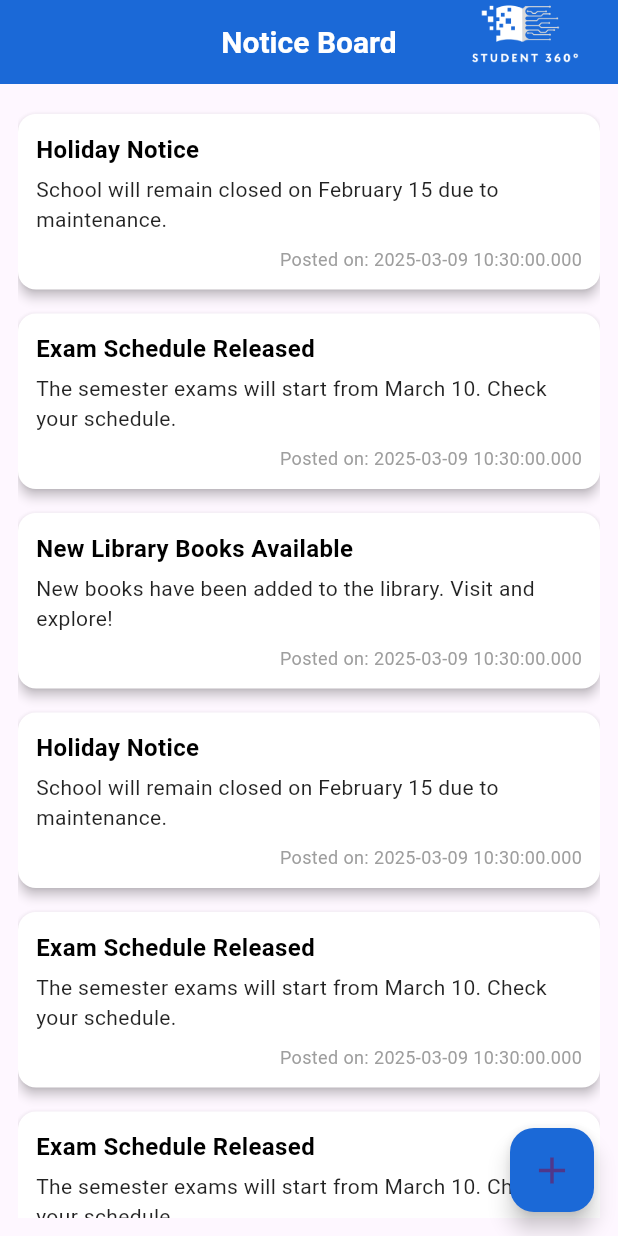
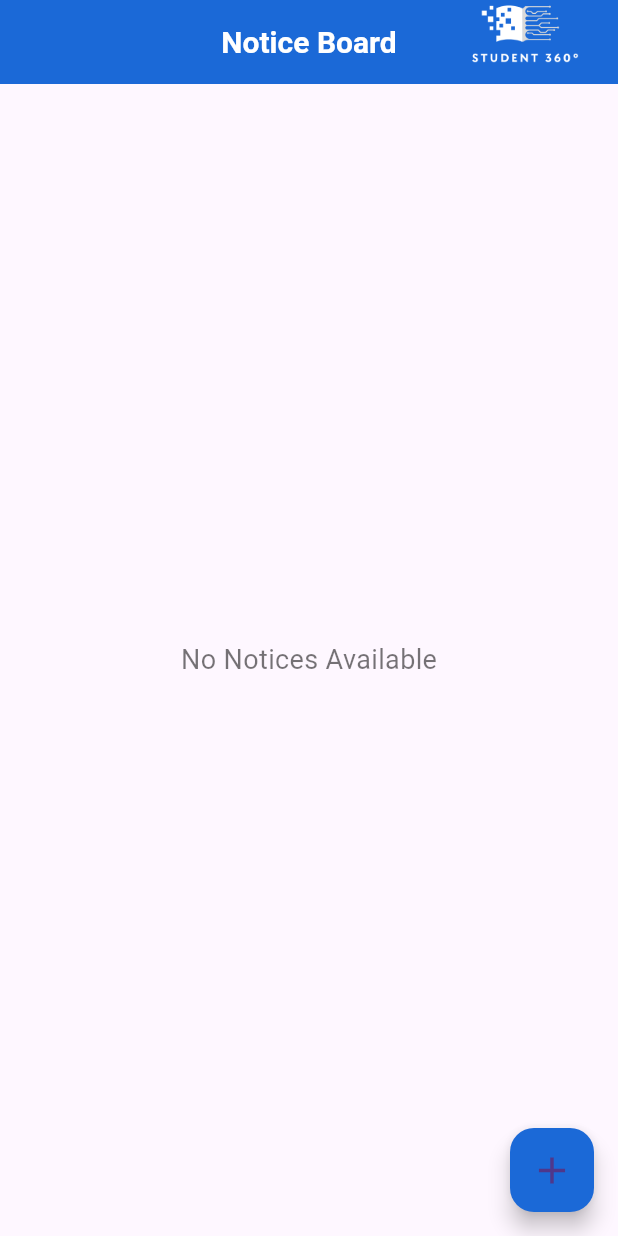
Before and after one commit to Dimath-Ranasinghe/Student_360, a Flutter app: the screen it shows after launch, on a phone screen of 412 x 824 dp. Run offline on Flutter 3.47's test engine with Material 3 defaults, Android fonts, the phone set to English and light mode, and no system bars.

Commit message:
Updated the base.dart file

```diff
--- a/lib/API/base.dart
+++ b/lib/API/base.dart
@@ -0,0 +1,12 @@
+import 'dart:convert';
+import 'package:http/http.dart' as http;
+import 'base_data.dart';
+
+Future<http.Response> getNotices() async {
+  String url = "${Base.getNotice}";
+  print("getDailySummary url: $url");
+  return await http.get(Uri.parse(url), headers: <String, String>{
+    'Content-Type': 'application/json; charset=UTF-8',
+
+  });
+}
--- a/lib/TeacherNoticeBoard/teacher_notice.dart
+++ b/lib/TeacherNoticeBoard/teacher_notice.dart
@@ -10,53 +10,20 @@ class TeacherNote{
     required this.content,
     required this.dateTime
   });
+  factory TeacherNote.fromJson(Map<String, dynamic> json){
+    return TeacherNote(
+      title: json["title"] ?? "",
+      content: json["content"] ?? "",
+      dateTime: DateTime.tryParse(json["date"] ?? "") ??
+          DateTime.now(),
+    );
+  }
+  Map<String, dynamic> toJson() {
+    return {
+      "title": title,
+      "content": content,
+    };
+  }
 
-  static List<TeacherNote> noticeList = [
-    TeacherNote(
-        title: "Exam Schedule Released",
-        content: "The semester exams will start from March 10. Check your schedule.",
-        dateTime: DateTime.now()
-    ),
-    TeacherNote(
-        title: "Holiday Notice",
-        content: "School will remain closed on February 15 due to maintenance.",
-        dateTime: DateTime.now()
-    ),
-    TeacherNote(
-        title: "New Library Books Available",
-        content: "New books have been added to the library. Visit and explore!",
-        dateTime: DateTime.now()
-    ),
-    TeacherNote(
-        title: "Exam Schedule Released",
-        content: "The semester exams will start from March 10. Check your schedule.",
-        dateTime: DateTime.now()
-    ),
-    TeacherNote(
-        title: "Exam Schedule Released",
-        content: "The semester exams will start from March 10. Check your schedule.",
-        dateTime: DateTime.now()
-    ),
-    TeacherNote(
-        title: "Holiday Notice",
-        content: "School will remain closed on February 15 due to maintenance.",
-        dateTime: DateTime.now()
-    ),
-    TeacherNote(
-        title: "New Library Books Available",
-        content: "New books have been added to the library. Visit and explore!",
-        dateTime: DateTime.now()
-    ),
-    TeacherNote(
-        title: "Exam Schedule Released",
-        content: "The semester exams will start from March 10. Check your schedule.",
-        dateTime: DateTime.now()
-    ),
-    TeacherNote(
-        title: "Holiday Notice",
-        content: "School will remain closed on February 15 due to maintenance.",
-        dateTime: DateTime.now()
-    )
-  ];
-
+  static List<TeacherNote> noticeList = [];
 }
--- a/pubspec.yaml
+++ b/pubspec.yaml
@@ -36,6 +36,9 @@ dependencies:
   cupertino_icons: ^1.0.8
   google_nav_bar: ^5.0.6
   flutter_native_splash: ^2.4.4
+  http: ^1.3.0
+  intl: ^0.20.2
+
 
 dev_dependencies:
   flutter_test:
```
Also changed, not shown: pubspec.lock.
